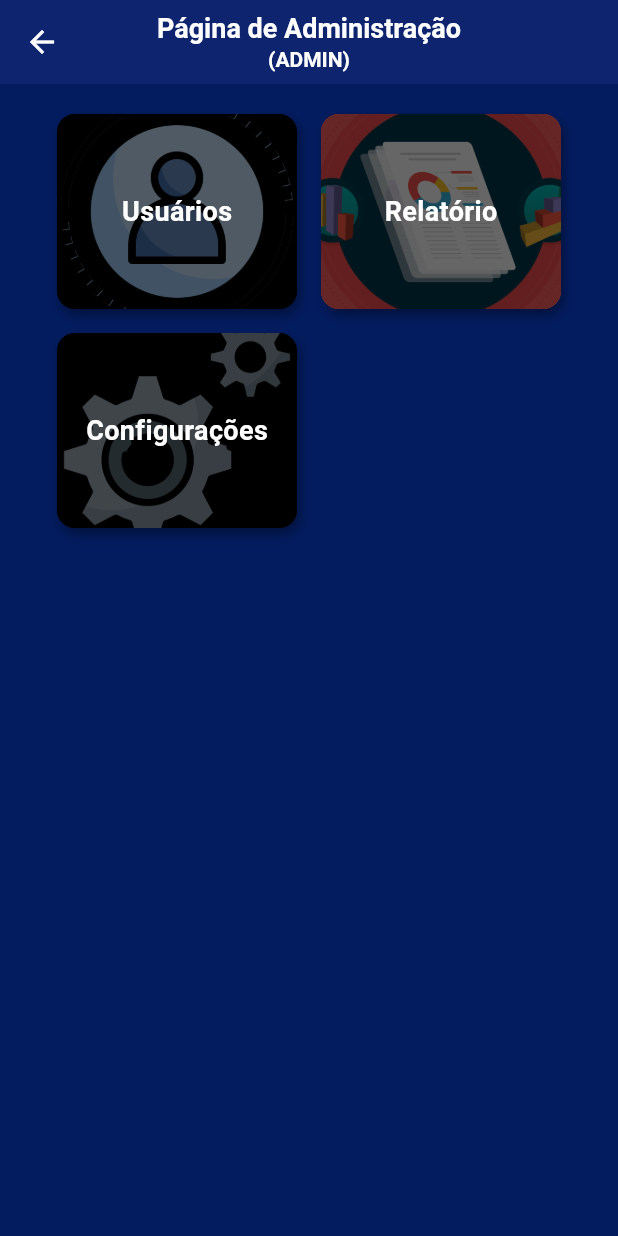
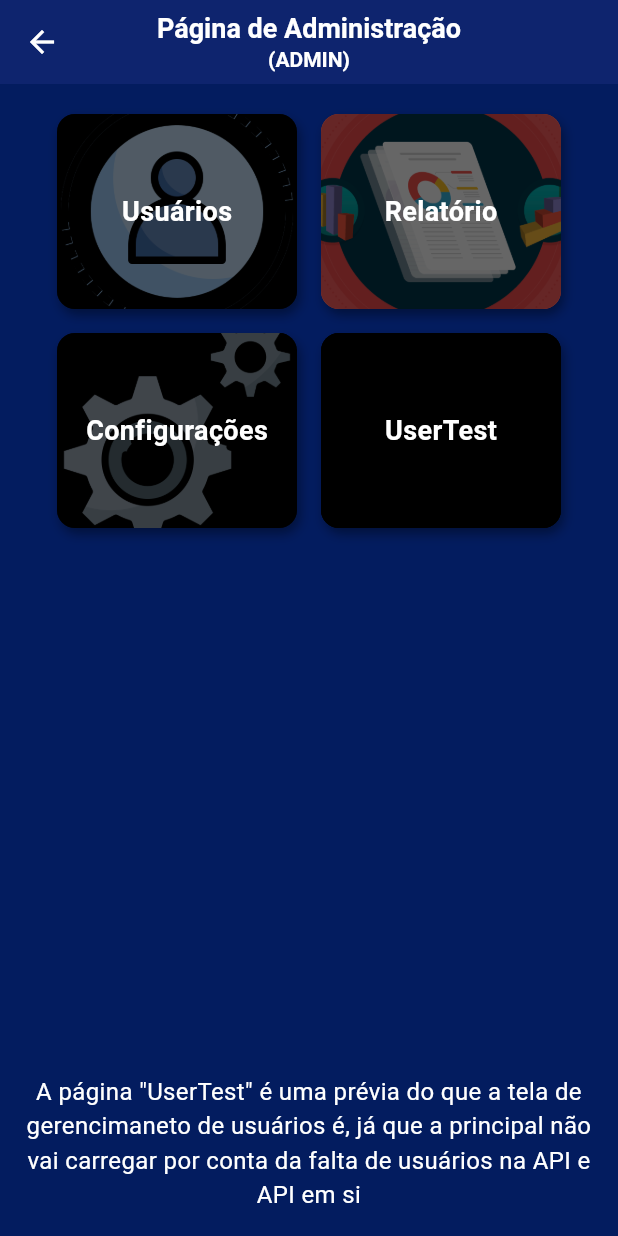
Before and after one commit to Gabriel-Mene/app_fluxolivre, a Flutter app: the AdminPage screen opened by its route, on a phone screen of 412 x 824 dp. Run offline on Flutter 3.47's test engine with Material 3 defaults, Android fonts, the phone set to English and light mode, and no system bars; our stand-ins replace shared_preferences; missing offline and left inert: validatorless; accounts and stored records are empty.

Commit message:
Adição da UsersPage (Admin)
Página de gerencimaneto de usuários pelos Admins

```diff
--- a/lib/src/app_fluxolivre.dart
+++ b/lib/src/app_fluxolivre.dart
@@ -1,7 +1,9 @@
 import 'package:app_fluxolivrep/src/pages/admin_page.dart';
+import 'package:app_fluxolivrep/src/pages/admin_users_page.dart';
 import 'package:app_fluxolivrep/src/pages/cad_usuario_page.dart';
 import 'package:app_fluxolivrep/src/pages/home_page.dart';
 import 'package:app_fluxolivrep/src/pages/login_page.dart';
+import 'package:app_fluxolivrep/src/pages/user_page_test.dart';
 import 'package:app_fluxolivrep/src/providers/auth_provider.dart';
 import 'package:app_fluxolivrep/src/providers/user_register_provider.dart';
 import 'package:flutter/material.dart';
@@ -27,6 +29,8 @@ class AppFluxolivre extends StatelessWidget {
           '/home': (_) => HomePage(),
           '/novousuario': (_) => CadUsuarioPage(),
           '/admin': (_) => AdminPage(),
+          '/useradmin': (_) => AdminUsersPage(),
+          '/usertest': (_) => AdminUsersTestPage(),
         },
       ),
     );
--- a/lib/src/pages/admin_page.dart
+++ b/lib/src/pages/admin_page.dart
@@ -1,3 +1,4 @@
+/*
 import 'package:flutter/material.dart';
 
 class AdminPage extends StatefulWidget {
@@ -56,7 +57,7 @@ class _AdminPageState extends State<AdminPage> {
                 title: 'Usuários',
                 image: 'assets/images/usuarios.png',
                 onTap: () {
-                  Navigator.of(context).pushNamed('/usuarios');
+                  Navigator.of(context).pushNamed('/useradmin');
                 },
               ),
               _buildCard(
@@ -71,6 +72,13 @@ class _AdminPageState extends State<AdminPage> {
                 image: 'assets/images/configuracoes.png',
                 onTap: () {
                   Navigator.of(context).pushNamed('/configuracoes');
+                },
+              ),
+              _buildCard(
+                title: 'UserTest',
+                image: 'assets/images/blackimg.png',
+                onTap: () {
+                  Navigator.of(context).pushNamed('/usertest');
                 },
               ),
             ],
@@ -133,3 +141,161 @@ class _AdminPageState extends State<AdminPage> {
     );
   }
 }
+*/
+
+import 'package:flutter/material.dart';
+
+class AdminPage extends StatefulWidget {
+  const AdminPage({super.key});
+
+  @override
+  State<AdminPage> createState() => _AdminPageState();
+}
+
+class _AdminPageState extends State<AdminPage> {
+  @override
+  Widget build(BuildContext context) {
+    return Scaffold(
+      backgroundColor: const Color.fromARGB(255, 14, 36, 110),
+      appBar: AppBar(
+        backgroundColor: const Color.fromARGB(255, 14, 36, 110),
+        leading: IconButton(
+          icon: const Icon(Icons.arrow_back, color: Colors.white),
+          onPressed: () => Navigator.pop(context),
+        ),
+        title: Column(
+          mainAxisSize: MainAxisSize.min,
+          children: const [
+            Text(
+              'Página de Administração',
+              style: TextStyle(
+                  fontSize: 18,
+                  color: Colors.white,
+                  fontWeight: FontWeight.w600),
+            ),
+            Text(
+              '(ADMIN)',
+              style: TextStyle(
+                fontSize: 14,
+                color: Color.fromARGB(255, 255, 255, 255),
+                fontWeight: FontWeight.w600,
+              ),
+            ),
+          ],
+        ),
+        centerTitle: true,
+      ),
+      body: Stack(
+        children: [
+          Container(
+            alignment: Alignment.topCenter,
+            decoration: const BoxDecoration(
+              color: Color(0xFF031c5f),
+            ),
+            child: Padding(
+              padding: const EdgeInsets.all(20),
+              child: Wrap(
+                spacing: 16,
+                runSpacing: 16,
+                children: [
+                  _buildCard(
+                    title: 'Usuários',
+                    image: 'assets/images/usuarios.png',
+                    onTap: () {
+                      Navigator.of(context).pushNamed('/useradmin');
+                    },
+                  ),
+                  _buildCard(
+                    title: 'Relatório',
+                    image: 'assets/images/relatorio.png',
+                    onTap: () {
+                      Navigator.of(context).pushNamed('/relatorio');
+                    },
+                  ),
+                  _buildCard(
+                    title: 'Configurações',
+                    image: 'assets/images/configuracoes.png',
+                    onTap: () {
+                      Navigator.of(context).pushNamed('/configuracoes');
+                    },
+                  ),
+                  _buildCard(
+                    title: 'UserTest',
+                    image: 'assets/images/blackimg.png',
+                    onTap: () {
+                      Navigator.of(context).pushNamed('/usertest');
+                    },
+                  ),
+                ],
+              ),
+            ),
+          ),
+          Align(
+            alignment: Alignment.bottomCenter,
+            child: Padding(
+              padding: const EdgeInsets.all(16),
+              child: Text(
+                'A página "UserTest" é uma prévia do que a tela de gerencimaneto de usuários é, já que a principal não vai carregar por conta da falta de usuários na API e API em si',
+                style: TextStyle(color: Colors.white, fontSize: 16),
+                textAlign: TextAlign.center,
+              ),
+            ),
+          ),
+        ],
+      ),
+    );
+  }
+
+  Widget _buildCard({
+    required String title,
+    required String image,
+    required VoidCallback onTap,
+  }) {
+    return GestureDetector(
+      onTap: onTap,
+      child: Container(
+        width: 160,
+        height: 130,
+        decoration: BoxDecoration(
+          color: Colors.black,
+          borderRadius: BorderRadius.circular(12),
+          boxShadow: const [
+            BoxShadow(
+              color: Colors.black38,
+              blurRadius: 6,
+              offset: Offset(2, 4),
+            )
+          ],
+        ),
+        child: Stack(
+          children: [
+            Positioned.fill(
+              child: ClipRRect(
+                borderRadius: BorderRadius.circular(12),
+                child: Image.asset(
+                  image,
+                  fit: BoxFit.cover,
+                ),
+              ),
+            ),
+            Container(
+              alignment: Alignment.center,
+              decoration: BoxDecoration(
+                color: Colors.black.withOpacity(0.6),
+                borderRadius: BorderRadius.circular(12),
+              ),
+              child: Text(
+                title,
+                style: const TextStyle(
+                  fontSize: 18,
+                  color: Color.fromARGB(255, 255, 255, 255),
+                  fontWeight: FontWeight.w600,
+                ),
+              ),
+            )
+          ],
+        ),
+      ),
+    );
+  }
+}
```
Also changed, not shown: lib/src/pages/admin_users_page.dart (added, +96 -0 lines), lib/src/pages/user_page_test.dart (added, +86 -0 lines), assets/images/blackimg.png (added).
